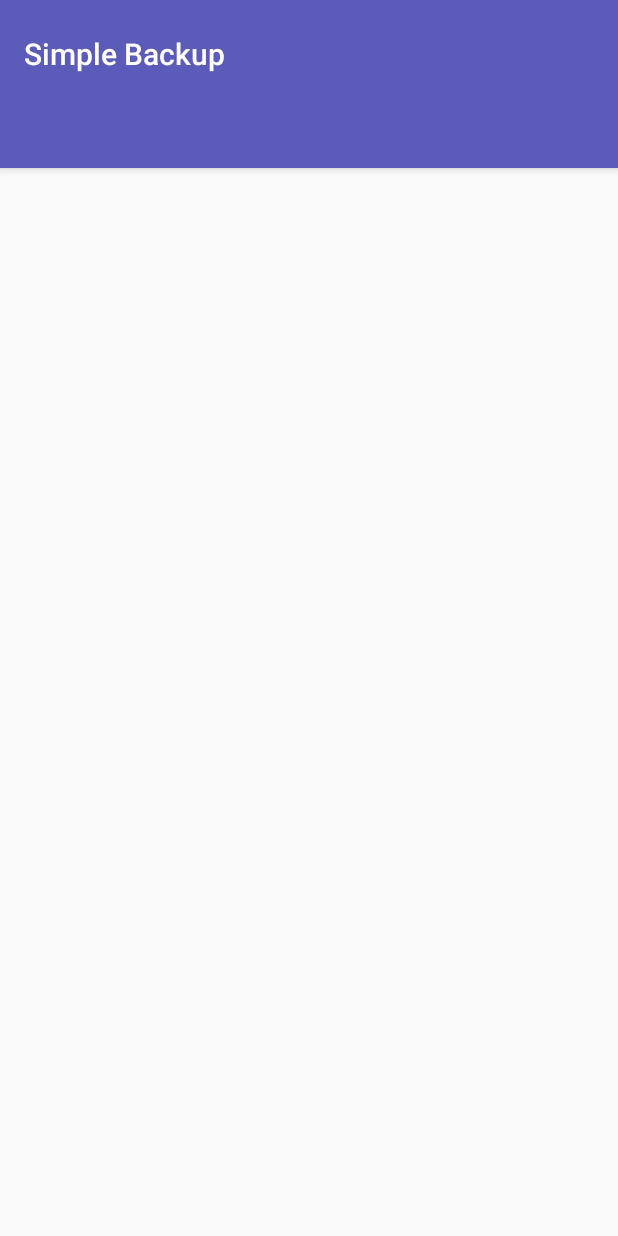
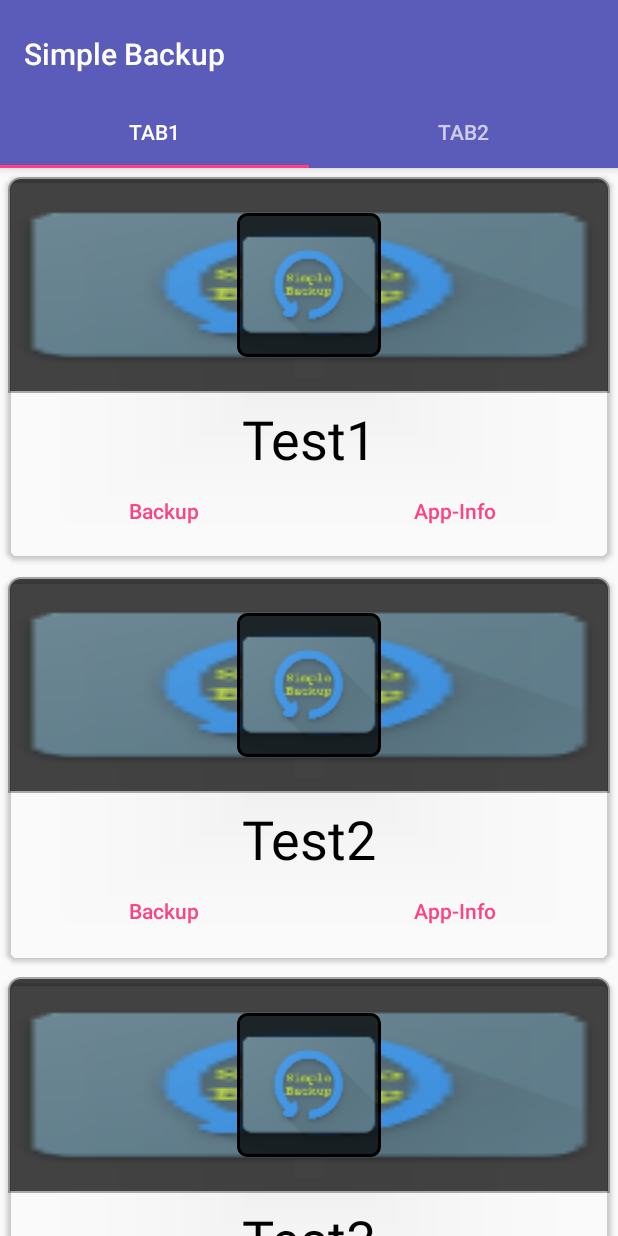
Before and after one commit to nico151999/Simple-Backup, an Android app: the screen it shows after launch (MainActivity), on a phone screen of 412 x 824 dp. Run offline under Robolectric (Android 15) with nearby library versions, the phone set to English and light mode, and no system bars.

Commit message:
Java part of fixing tabs

```diff
--- a/app/src/main/java/de/nilix/simplebackup/MainActivity.java
+++ b/app/src/main/java/de/nilix/simplebackup/MainActivity.java
@@ -21,21 +21,23 @@ public class MainActivity extends AppCompatActivity {
     private RecyclerView recyclerView;
     private RecyclerView.Adapter adapter;
     private RecyclerView.LayoutManager layoutManager;
-    String[] dataArray = new String[]{"Test1","Test2","Test3","Test4","Test5","Test6","Test7","Test8","Test9","Test10","Test11"};
 
     @Override
     protected void onCreate(Bundle savedInstanceState) {
         super.onCreate(savedInstanceState);
         setContentView(R.layout.activity_main);
 
-        recyclerView = (RecyclerView) findViewById(R.id.recycler_view);
+        /*recyclerView = (RecyclerView) findViewById(R.id.recycler_view);
         recyclerView.setHasFixedSize(true);
         layoutManager = new LinearLayoutManager(this);
         recyclerView.setLayoutManager(layoutManager);
         adapter = new RecyclerAdapter(dataArray);
-        recyclerView.setAdapter(adapter);
+        recyclerView.setAdapter(adapter);*/
 
         mSectionsPageAdapters = new SectionsPageAdapter(getSupportFragmentManager());
+
+        mViewPager = (ViewPager) findViewById(R.id.container);
+        setupViewPager(mViewPager);
 
         TabLayout tabLayout = (TabLayout) findViewById(R.id.tabs);
         tabLayout.setupWithViewPager(mViewPager);
--- a/app/src/main/java/de/nilix/simplebackup/Tab1Fragment.java
+++ b/app/src/main/java/de/nilix/simplebackup/Tab1Fragment.java
@@ -5,6 +5,8 @@ import android.content.pm.PackageManager;
 import android.os.Bundle;
 import android.support.annotation.Nullable;
 import android.support.v4.app.Fragment;
+import android.support.v7.widget.LinearLayoutManager;
+import android.support.v7.widget.RecyclerView;
 import android.view.LayoutInflater;
 import android.view.View;
 import android.view.ViewGroup;
@@ -25,6 +27,15 @@ public class Tab1Fragment extends Fragment {
 
         loadApps(view);
 
+        String[] dataArray = new String[]{"Test1","Test2","Test3","Test4","Test5","Test6","Test7","Test8","Test9","Test10","Test11"};
+
+        RecyclerView recyclerView = (RecyclerView) view.findViewById(R.id.recycler_view);
+        recyclerView.setHasFixedSize(true);
+        RecyclerView.LayoutManager layoutManager = new LinearLayoutManager(getActivity());
+        recyclerView.setLayoutManager(layoutManager);
+        RecyclerView.Adapter adapter = new RecyclerAdapter(dataArray);
+        recyclerView.setAdapter(adapter);
+
         return view;
     }
 
@@ -44,10 +55,10 @@ public class Tab1Fragment extends Fragment {
             appList.add(info.packageName);
         }
 
-        ListView appListView = (ListView) view.findViewById(R.id.appListView);
-        ArrayAdapter<String> adapter = new ArrayAdapter<String>(getActivity(), android.R.layout.simple_list_item_1, appList);
+        //ListView appListView = (ListView) view.findViewById(R.id.appListView);
+        //ArrayAdapter<String> adapter = new ArrayAdapter<String>(getActivity(), android.R.layout.simple_list_item_1, appList);
 
-        appListView.setAdapter(adapter);
+        //appListView.setAdapter(adapter);
 
     }
 }
--- a/app/src/main/res/drawable/app_icon_on_card.xml
+++ b/app/src/main/res/drawable/app_icon_on_card.xml
@@ -3,7 +3,7 @@
     <item android:drawable="@mipmap/ic_launcher" />
     <item>
         <shape android:shape="rectangle">
-            <stroke android:width="1dp" android:color="@android:color/black" />
+            <stroke android:width="2dp" android:color="@android:color/black" />
             <corners android:radius="6dp" />
         </shape>
     </item>
--- a/app/src/main/res/drawable/icon_background_color.xml
+++ b/app/src/main/res/drawable/icon_background_color.xml
@@ -1,5 +1,5 @@
 <?xml version="1.0" encoding="utf-8"?>
 <shape xmlns:android="http://schemas.android.com/apk/res/android">
     <solid android:color="@color/transparent_black" />
-    <corners android:radius="6dp" />
+    <corners android:radius="8dp" />
 </shape>
--- a/app/src/main/res/values/colors.xml
+++ b/app/src/main/res/values/colors.xml
@@ -3,5 +3,5 @@
     <color name="colorPrimary">#5b5bba</color>
     <color name="colorPrimaryDark">#39458f</color>
     <color name="colorAccent">#ff4081</color>
-    <color name="transparent_black">#90000000</color>
+    <color name="transparent_black">#b9000000</color>
 </resources>
```
